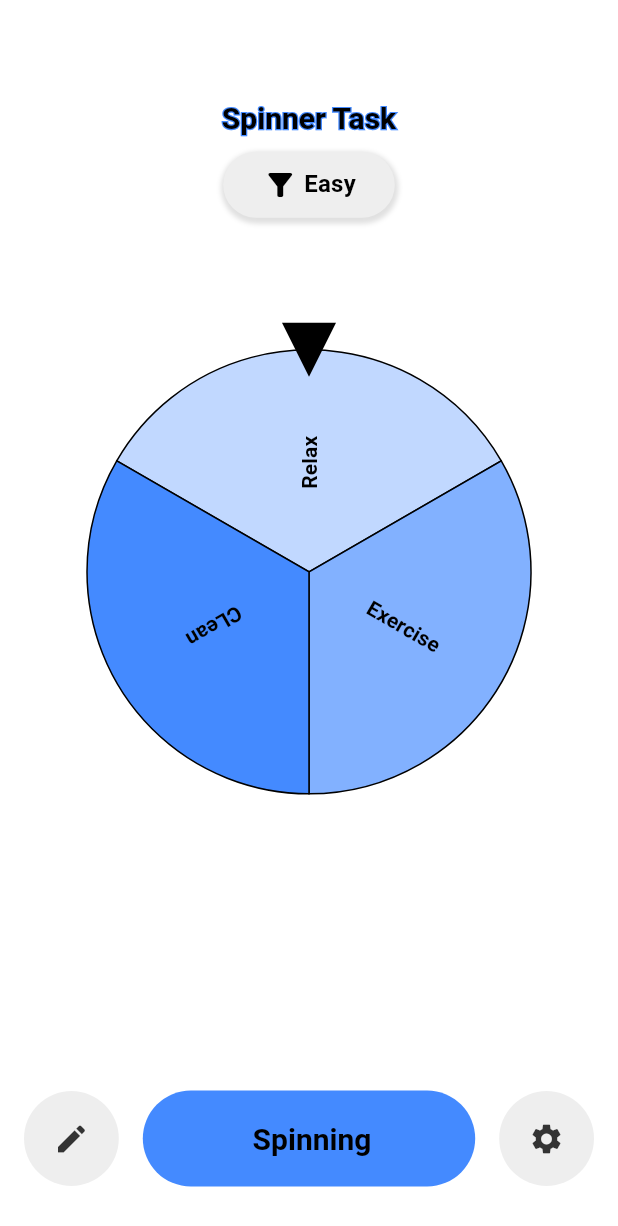
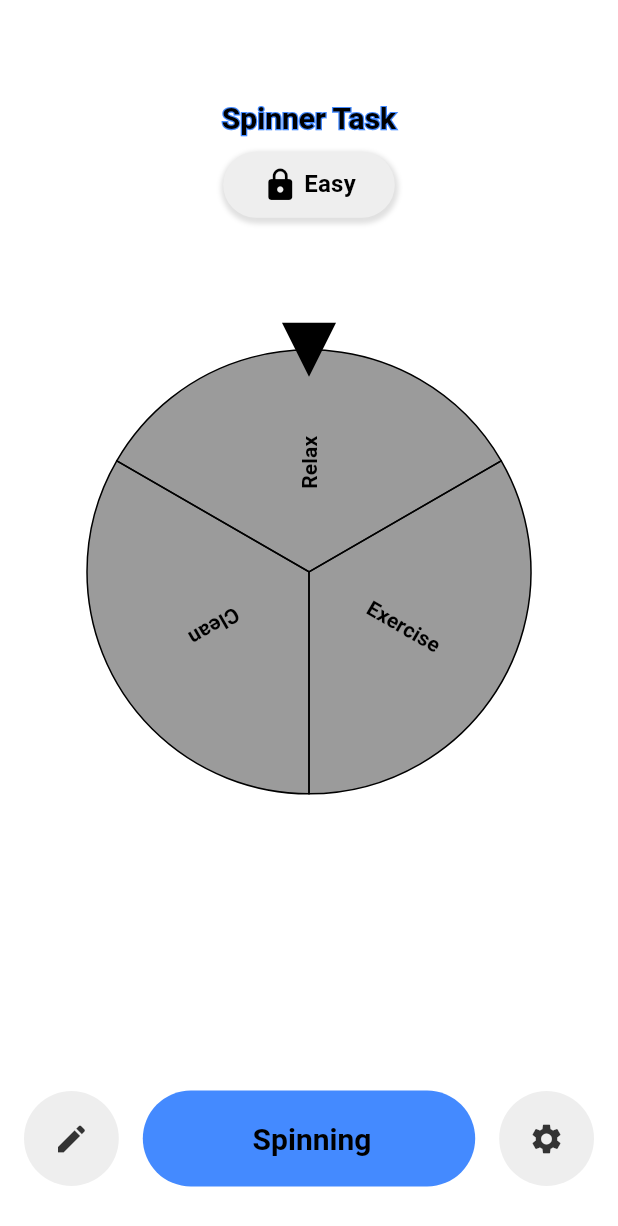
Before and after one commit to Mangoo0110/taskspinner, a Flutter app: the screen it shows after launch, after a tap on "Spin", on a phone screen of 412 x 824 dp. Shown: the top 1226 px of the screen. Run offline on Flutter 3.47's test engine with Material 3 defaults, Android fonts, the phone set to English and light mode, and no system bars; drawn by our look-alikes of flutter_fortune_wheel; our stand-ins replace dartz, get_it, hive, just_audio; accounts and stored records are empty; Roboto replaces fonts that are missing (Poppins).

Commit message:
version 1.0.1

```diff
--- a/lib/app/domain/entities/wheel_task.dart
+++ b/lib/app/domain/entities/wheel_task.dart
@@ -51,7 +51,7 @@
 
     WheelTask(
       id: DateTime.now().add(Duration(milliseconds: 80)).millisecondsSinceEpoch.toString(),
-      title: "CLean",
+      title: "Clean",
       details: "Start with living room, then study room, then the kitchen.",
       minuteDuration: 1,
       createdAt: DateTime.now(),
@@ -80,7 +80,7 @@
 
     WheelTask(
       id: DateTime.now().add(Duration(milliseconds: 80)).millisecondsSinceEpoch.toString(),
-      title: "CLean",
+      title: "Clean",
       details: "Start with living room, then study room, then the kitchen.",
       minuteDuration: 20,
       createdAt: DateTime.now(),
@@ -110,7 +110,7 @@
 
     WheelTask(
       id: DateTime.now().add(Duration(milliseconds: 80)).millisecondsSinceEpoch.toString(),
-      title: "CLean",
+      title: "Clean",
       details: "Start with living room, then study room, then the kitchen.",
       minuteDuration: 55,
       createdAt: DateTime.now(),
--- a/lib/app/ui/controllers/task_wheel_ui_notifier.dart
+++ b/lib/app/ui/controllers/task_wheel_ui_notifier.dart
@@ -3,8 +3,6 @@
 
 import 'package:flutter/material.dart';
 import 'package:taskspinner/app/ui/controllers/tasks_data_provider.dart';
-import 'package:uuid/uuid.dart' show Uuid;
-
 import '../../../core/commons/enums/tasktype.dart';
 import '../../../core/helpers/dekhao.dart';
 import '../../domain/entities/wheel_task.dart';
@@ -34,10 +32,13 @@
 class TaskWheelUINotifier extends ChangeNotifier {
 
   TaskWheelUINotifier({required this.wheelStreamcontroller, required this.tasksDataProvider}){
+    _setUpToDateCurrentTasks();
+    // Listen to the task update from db.
     tasksDataProvider.addListener(() {
       _setUpToDateCurrentTasks();
     });
   }
+
   UpToDateCurrentTasks _upToDateCurrentTasks = UpToDateCurrentTasks(WheelTask.dummies(TaskType.easy));
   UpToDateCurrentTasks get upToDateCurrentTasks => _upToDateCurrentTasks;
 
--- a/lib/app/ui/controllers/tasks_db_actions.dart
+++ b/lib/app/ui/controllers/tasks_db_actions.dart
@@ -50,7 +50,7 @@
     // Set the button status to loading
     buttonStatusNotifier.setStatus(LoadingStatus(message: "Adding task..."));
     // Simulate a delay for the loading status
-    return Future.delayed(const Duration(milliseconds: 1000), () {}).then((_) async{
+    return Future.delayed(const Duration(milliseconds: 500), () {}).then((_) async{
         return await serviceLocator<CreateTask>().call(task).then((rl) {
           return rl.fold((l) {
             buttonStatusNotifier.setStatus(ErrorStatus(message: l.message));
@@ -77,7 +77,7 @@
     // Set the button status to loading
     buttonStatusNotifier.setStatus(LoadingStatus(message: "Updating task..."));
     // Simulate a delay for the loading status
-    return Future.delayed(const Duration(milliseconds: 1000), () {}).then((_) async{
+    return Future.delayed(const Duration(milliseconds: 500), () {}).then((_) async{
       return await serviceLocator<UpdateTask>().call(
         UpdateTaskParams(id: id, title: title, details: details, minuteDuration: minuteDuration)
       ).then((rl) {
@@ -97,7 +97,7 @@
     required ButtonStatusNotifier buttonStatusNotifier,
   }) async {
     buttonStatusNotifier.setStatus(LoadingStatus(message: "Updating task..."));
-    Future.delayed(const Duration(milliseconds: 1000), () {}).then((_) async{
+    Future.delayed(const Duration(milliseconds: 500), () {}).then((_) async{
         return await serviceLocator<DeleteTask>().call(id).then((rl) {
           return rl.fold((l) {
             buttonStatusNotifier.setStatus(ErrorStatus(message: l.message));
--- a/lib/app/ui/popups/edit_stask_popup.dart
+++ b/lib/app/ui/popups/edit_stask_popup.dart
@@ -43,8 +43,6 @@
             details: _taskDetailsController.text,
             buttonStatusNotifier: saveStatusNotifier,
           ).then((_) {
-            _taskNameController.clear();
-            _taskDetailsController.clear();
           });
       } else {
         await widget.tasksDataProvider.updateTask(
@@ -218,7 +216,7 @@
               ),
             ),
             // task delete button
-            if(widget.editingTask != null) Column(
+            if(widget.editingTask != null && (saveStatusNotifier.status.runtimeType == EnabledStatus || saveStatusNotifier.status.runtimeType == DisabledStatus )) Column(
               children: [
                 SizedBox(height: 10,),
                 Align(
--- a/lib/app/ui/widgets/task_type_button.dart
+++ b/lib/app/ui/widgets/task_type_button.dart
@@ -17,14 +17,27 @@
 
 class _TaskTypeButtonState extends State<TaskTypeButton> {
   late TaskType currentTaskType;
+  bool _isSpinning = false;
 
   @override
   void didChangeDependencies() {
     widget.taskWheelUINotifier.addListener(() {
-      if (mounted && context.mounted && currentTaskType != widget.taskWheelUINotifier.currentTaskType) {
-        currentTaskType = widget.taskWheelUINotifier.currentTaskType;
-        setState(() {});
+      if (mounted && context.mounted) {
+        if(currentTaskType != widget.taskWheelUINotifier.currentTaskType) {
+          currentTaskType = widget.taskWheelUINotifier.currentTaskType;
+           setState(() {});
+        }
+
+        if(widget.taskWheelUINotifier.isSpinning != _isSpinning) {
+          _isSpinning = widget.taskWheelUINotifier.isSpinning;
+          setState(() {
+
+          });
+        }
+
       }
+
+
     });
     super.didChangeDependencies();
   }
@@ -44,7 +57,7 @@
         return CustomButton(
           borderRadius: AppSizes.maxCircularRadius,
           onTap: () {
-            _showAllTaskDialog(context);
+            if(_isSpinning == false) _showAllTaskDialog(context);
           },
           child: Hero(
             tag: "TaskListPopup",
@@ -69,7 +82,8 @@
                   child: Row(
                     mainAxisSize: MainAxisSize.min,
                     children: [
-                      Icon(Icons.filter_alt, color: AppColors.context(context).textColor,),
+                      Icon(
+                        _isSpinning ? Icons.lock : Icons.filter_alt, color: AppColors.context(context).textColor,),
                       Padding(
                         padding: const EdgeInsets.only(left: 4.0),
                         child: Text(currentTaskType.name, style: Theme.of(context).textTheme.titleMedium,),
--- a/lib/app/ui/widgets/wheel.dart
+++ b/lib/app/ui/widgets/wheel.dart
@@ -1,3 +1,4 @@
+import 'dart:io';
 import 'dart:math';
 
 import 'package:flutter/material.dart';
@@ -33,7 +34,7 @@
   late UpToDateCurrentTasks upToDateCurrentTasks;
   late Setting setting;
   DateTime lastTickTime = DateTime.now();
-  final Duration minTickInterval = Duration(milliseconds: 80);
+  final Duration minTickInterval = Duration(milliseconds: 50);
 
 
   @override
@@ -73,29 +74,8 @@
         return SizedBox(
           height: min(constraints.maxWidth, constraints.maxHeight) ,
           width: min(constraints.maxWidth, constraints.maxHeight) ,
-          child: //upToDateCurrentTasks.tasks.length < 2 ?
-            // Container(
-            //   decoration: BoxDecoration(
-            //     boxShadow: [
-            //       // BoxShadow(
-            //       //   color: AppColors.context(context).shadowColor,
-            //       //   blurRadius: 10,
-            //       //   spreadRadius: 2,
-            //       //   offset: Offset(0, 4),
-            //       // ),
-            //     ]
-            //   ),
-            //   child: Center(
-            //     child: Text(
-            //       "Task wheel won't show up and rotate if tasks are less than 2 in number. Hurry up, add tasks and rotate to get your lucky tasks, now.",
-            //       maxLines: 6,
-            //       style: Theme.of(context).textTheme.bodyLarge?.copyWith(),
-            //     ),
-            //   ),
-            // )
-            // :
+          child:
             FortuneWheel(
-              //key: GlobalKey(debugLabel: "WheelOfTasks"),
               hapticImpact: HapticImpact.heavy,
               physics: NoPanPhysics(),
               animateFirst: false,
@@ -109,8 +89,11 @@
                 ),
               ],
               onFocusItemChanged: (value) async{
-                if(DateTime.now().difference(lastTickTime) > minTickInterval) {
-                  await widget.physicalFeedback.availableFeedbacks();
+                final interval = DateTime.now().difference(lastTickTime);
+                dekhao("Time interval is $interval");
+                if(interval > minTickInterval) {
+                  if(Platform.isAndroid) await widget.physicalFeedback.availableFeedbacks();
+                  if(Platform.isIOS) await widget.physicalFeedback.vibrate();
                   lastTickTime = DateTime.now();
                   dekhao("Throw feedback");
                 }
@@ -144,7 +127,7 @@
                               }
                             },
                             style: FortuneItemStyle(
-                              color: AppColors.context(context).primaryColor.withAlpha(
+                              color: task.isDummy ? Colors.black.withAlpha(100): AppColors.context(context).primaryColor.withAlpha(
                                 (255 * (index + 1) / upToDateCurrentTasks.tasks.length).round(),
                               ),
                             ),
@@ -167,7 +150,7 @@
                                     tag: "EditTaskPopup${task.id}",
                                     child: CircleAvatar(
                                       radius: 1,
-                                      backgroundColor: Colors.transparent
+                                      backgroundColor: Colors.transparent,
                                     ),
                                   )
                                 ],
--- a/lib/core/commons/widgets/custom_textfield.dart
+++ b/lib/core/commons/widgets/custom_textfield.dart
@@ -1,4 +1,5 @@
 import 'package:flutter/material.dart';
+import 'package:taskspinner/utils/constants/app_colors.dart';
 
 import '../../helpers/dekhao.dart';
 
@@ -58,6 +59,7 @@
             },
 
             textInputAction: TextInputAction.next,
+            cursorColor: AppColors.context(context).primaryColor,
             decoration: InputDecoration(
 
               // floatingLabelBehavior: FloatingLabelBehavior.auto,
@@ -79,7 +81,7 @@
                 borderRadius: BorderRadius.circular(10),
               ),
               focusedBorder: OutlineInputBorder(
-                borderSide: const BorderSide(color: Colors.green, width: 2),
+                borderSide: BorderSide(color: AppColors.context(context).primaryColor, width: 2),
                 borderRadius: BorderRadius.circular(10),
               ),
             ),
--- a/lib/core/commons/widgets/delete_button.dart
+++ b/lib/core/commons/widgets/delete_button.dart
@@ -40,7 +40,7 @@
           dekhao("Successful delete");
           Future.delayed(const Duration(milliseconds: 1000)).then((_) async{
             await AppServices.physicalFeedback.availableFeedbacks();
-            if(context.mounted && mounted) {
+            if(mounted && context.mounted) {
               widget.onDone();
             }
           });
--- a/lib/core/helpers/physical_feedback.dart
+++ b/lib/core/helpers/physical_feedback.dart
@@ -9,18 +9,23 @@
 class PhysicalFeedback {
   late AudioPlayer _audioPlayer;
   late Setting _setting;
+  SettingsDataProvider settingsDataProvider;
 
 
-  PhysicalFeedback(SettingsDataProvider settingsDataProvider, {AudioPlayer? player}) {
+  PhysicalFeedback(this.settingsDataProvider, {AudioPlayer? player}) {
     _audioPlayer = player ?? AudioPlayer();
     _setting = settingsDataProvider.currentSetting;
-    settingsDataProvider.addListener(() {
-      _setting = settingsDataProvider.currentSetting;
-    });
+    _listen();
   }
 
   Future<void> dispose() async{
     await _audioPlayer.dispose();
+  }
+
+  void _listen() {
+    settingsDataProvider.addListener(() {
+      _setting = settingsDataProvider.currentSetting;
+    });
   }
 
 
--- a/lib/core/services/app_services.dart
+++ b/lib/core/services/app_services.dart
@@ -13,8 +13,10 @@
 
   static Future <void> init() async {
     await tasksProvider.init();
-    await settingsDataProvider.init();
-    await physicalFeedback.init();
+    await settingsDataProvider.init().then((_) async{
+      await physicalFeedback.init();
+    });
+
   }
 
   static Future<void> dispose() async {
```
Also changed, not shown: lib/app/ui/widgets/wheel2.dart (deleted, +0 -239 lines), lib/app/ui/widgets/wheel3.dart (deleted, +0 -90 lines), lib/core/commons/widgets/description_textfield.dart (+5 -2 lines), 1 other file.
